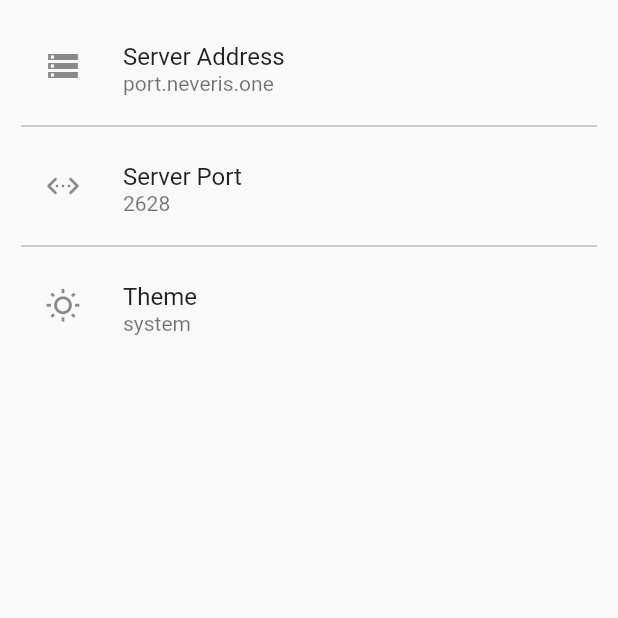
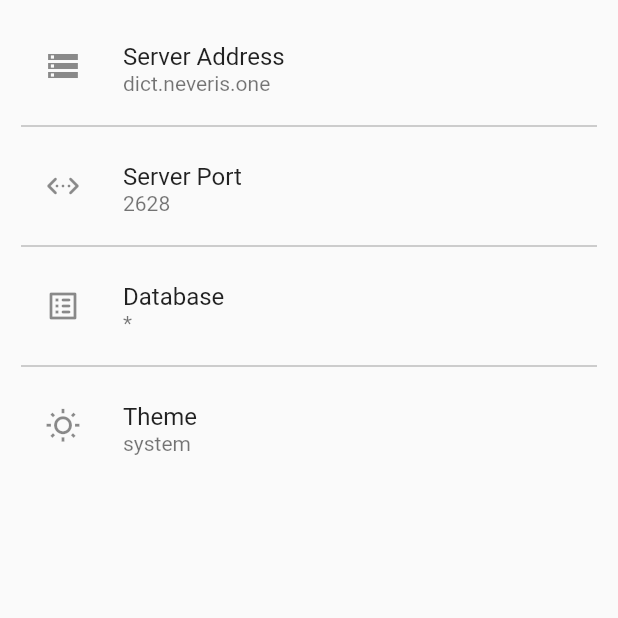
Before and after one commit to gryffyn/dict2229, a Flutter app: the PageSettings screen opened directly, on a phone screen of 412 x 824 dp, the top half of it. Run offline on Flutter 3.47's test engine with Material 2 defaults, Android fonts, the phone set to English and light mode, and no system bars; our stand-ins replace backdrop, font_awesome_flutter, hive, hive_flutter, package_info_plus; accounts and stored records are empty; project files that could hold a hidden picture were left out.

Commit message:
dict selection, enter buttons, minor fixes
definition: added enter button
match: added enter button and pushed selection from list into strat on tap
settings: added dictionary selection

```diff
--- a/lib/main.dart
+++ b/lib/main.dart
@@ -134,7 +134,7 @@ class _NavigationState extends State<Navigation> {
 
 setDefault(Box box) {
   if (!box.containsKey('addr')) {
-    box.put('addr', 'port.neveris.one');
+    box.put('addr', 'dict.neveris.one');
   }
   if (!box.containsKey('port')) {
     box.put('port', '2628');
--- a/lib/pages/settings.dart
+++ b/lib/pages/settings.dart
@@ -4,12 +4,11 @@
  */
 
 import 'package:dict2229/config.dart';
+import 'package:dict2229/dialogs/listDialog.dart';
 import 'package:dict2229/dict.dart';
 import 'package:flutter/material.dart';
 import 'package:hive/hive.dart';
 import 'package:hive_flutter/hive_flutter.dart';
-
-import '../utils.dart';
 
 class PageSettings extends StatelessWidget {
   void buildDialog(BuildContext context, String pref, Box box, String title) {
@@ -30,12 +29,32 @@ class PageSettings extends StatelessWidget {
     showDialog(context: context, builder: (BuildContext context) => alert);
   }
 
+  setDict(String dict, Box box) {
+    box.put('dict', dict);
+  }
+
+  void listDialogDict(BuildContext context) async {
+    var box = Hive.box('prefs');
+    var dict = Dict.newDict(box.get('addr'), int.tryParse(box.get('port'))!);
+    var dbs = await dict.getDatabases();
+    showDialog(
+        context: context,
+        builder: (BuildContext context) => ListDialog(
+          title: "Dictionaries",
+          text: dbs,
+        )).then((value) => setDict(value, box));
+  }
+
   resetAddr(Box box) {
     box.put('addr', 'dict.neveris.one');
   }
 
   resetPort(Box box) {
     box.put('port', '2628');
+  }
+
+  resetDict(Box box) {
+    box.put('dict', '*');
   }
 
   @override
@@ -45,7 +64,7 @@ class PageSettings extends StatelessWidget {
     );
     return Scaffold(
       body: ValueListenableBuilder(
-          valueListenable: Hive.box('prefs').listenable(keys: ['addr', 'port', 'theme']),
+          valueListenable: Hive.box('prefs').listenable(keys: ['addr', 'port', 'theme', 'dict']),
           builder: (context, Box box, widget) {
             return Center(
                 child: ListView(
@@ -77,6 +96,18 @@ class PageSettings extends StatelessWidget {
                         'port', box, 'Server Port',
                       ),
                       onLongPress: () => resetPort(box),
+                    ),
+                    div,
+                    ListTile(
+                      visualDensity: VisualDensity.compact,
+                      leading: Container(
+                        height: double.infinity,
+                        child: Icon(Icons.list_alt_rounded),
+                      ),
+                      title: Text('Database'),
+                      subtitle: Text(box.get('dict')),
+                      onTap: () => listDialogDict(context),
+                      onLongPress: () => resetDict(box),
                     ),
                     div,
                     ListTile(
--- a/pubspec.yaml
+++ b/pubspec.yaml
@@ -1,7 +1,7 @@
 name: dict2229
 description: a client for the RFC 2229 DICT protocol.
 publish_to: 'none'
-version: 0.4.0+6
+version: 0.5.0+7
 
 environment:
   sdk: ">=2.12.0 <3.0.0"
```
Also changed, not shown: lib/dialogs/listDialog.dart (+8 -3 lines), lib/dialogs/listDialogTap.dart (deleted, +0 -46 lines), lib/dict.dart (+6 -1 lines), lib/pages/definition.dart (+37 -13 lines), lib/pages/match.dart (+16 -7 lines), 4 other files.
